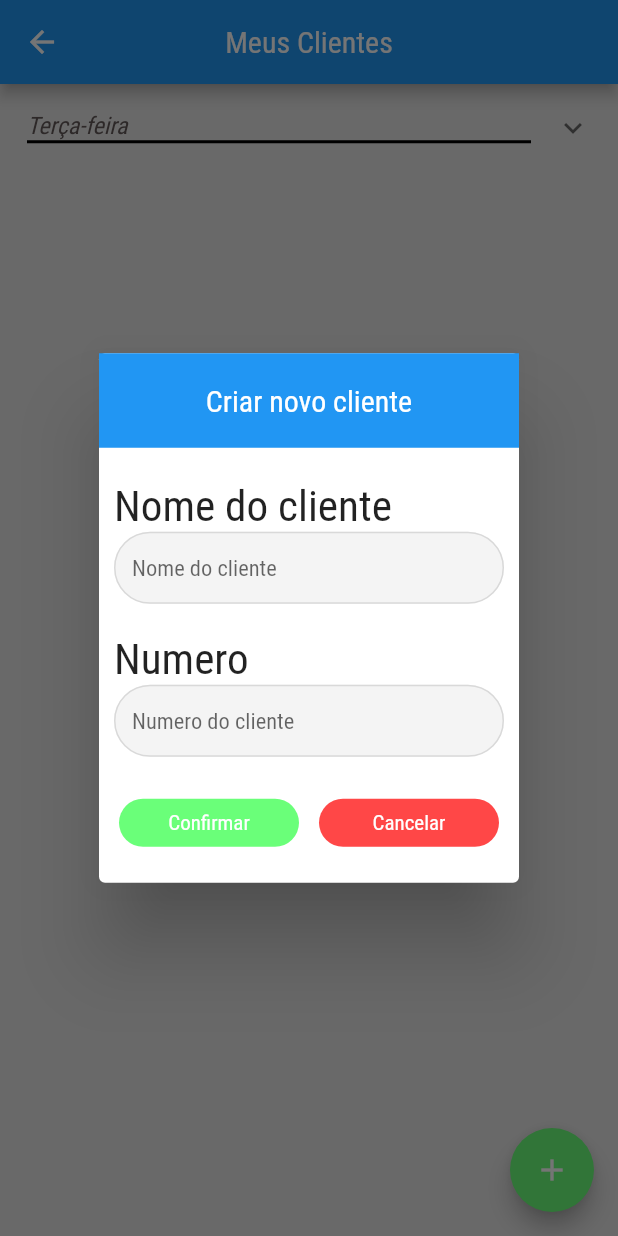
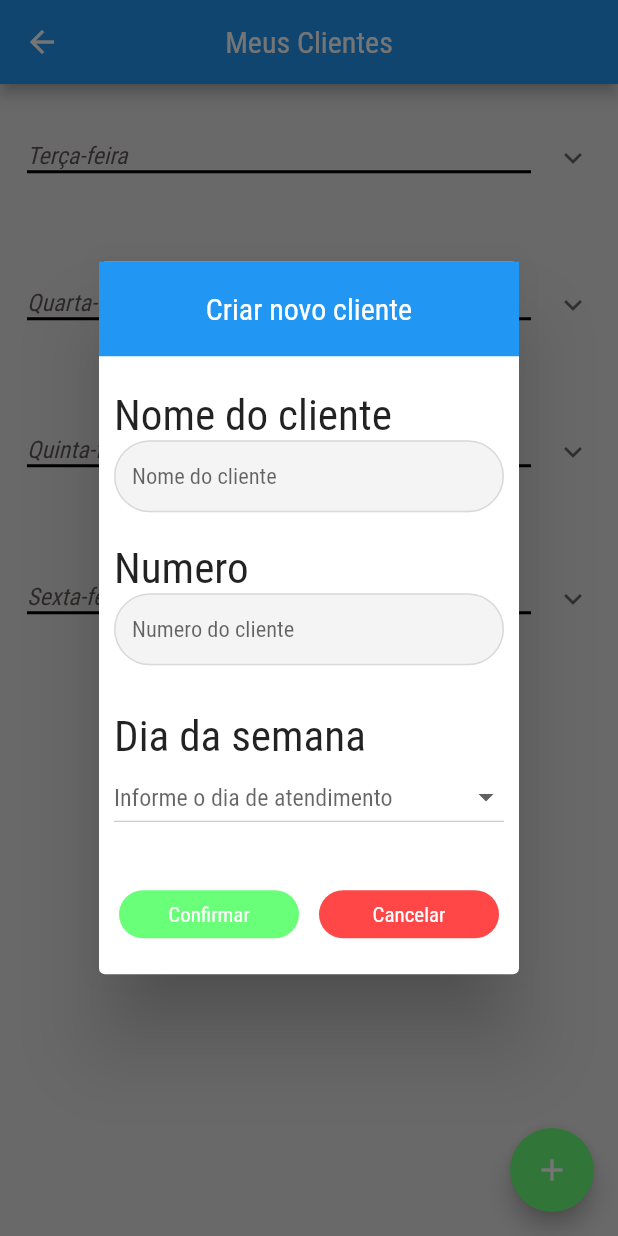
Before and after one commit to JonatasMSS/ControleEstoqueApp, a Flutter app: the ClientesPage screen opened by its route, after a tap on the "add" icon, on a phone screen of 412 x 824 dp. Run offline on Flutter 3.47's test engine with Material 2 defaults, Android fonts, the phone set to English and light mode, and no system bars; our stand-ins replace flutter_svg, get.

Commit message:
Tela Cliente finalizada!

```diff
--- /dev/null
+++ b/lib/components/DropDownInputC/DropDownInputC.dart
@@ -0,0 +1,61 @@
+// ignore_for_file: public_member_api_docs, sort_constructors_first
+import 'package:flutter/material.dart';
+import 'package:flutter/src/widgets/container.dart';
+import 'package:flutter/src/widgets/framework.dart';
+
+class DropDownInputC extends StatefulWidget {
+  final String? dataController;
+  final Function(String?)? onDataChange;
+  const DropDownInputC({
+    Key? key,
+    this.dataController,
+    this.onDataChange,
+  }) : super(key: key);
+
+  @override
+  State<DropDownInputC> createState() => _DropDownInputCState();
+}
+
+class _DropDownInputCState extends State<DropDownInputC> {
+  @override
+  Widget build(BuildContext context) {
+    return Container(
+      margin: const EdgeInsets.symmetric(horizontal: 10),
+      child: Column(
+        crossAxisAlignment: CrossAxisAlignment.start,
+        children: [
+          const Text(
+            "Dia da semana",
+            textScaleFactor: 1.8,
+          ),
+          DropdownButton<String>(
+            isExpanded: true,
+            value: widget.dataController,
+
+            // isDense: true,
+            hint: const Text('Informe o dia de atendimento'),
+            items: const [
+              DropdownMenuItem(
+                value: 'terca',
+                child: Text('Terça'),
+              ),
+              DropdownMenuItem(
+                value: 'quarta',
+                child: Text('Quarta'),
+              ),
+              DropdownMenuItem(
+                value: 'quinta',
+                child: Text('Quinta'),
+              ),
+              DropdownMenuItem(
+                value: 'sexta',
+                child: Text('Sexta'),
+              ),
+            ],
+            onChanged: widget.onDataChange,
+          ),
+        ],
+      ),
+    );
+  }
+}
--- a/lib/pages/ClientesPage/ClientesPage.dart
+++ b/lib/pages/ClientesPage/ClientesPage.dart
@@ -3,6 +3,7 @@ import 'package:flutter/src/widgets/container.dart';
 import 'package:flutter/src/widgets/framework.dart';
 import 'package:genilson_app/components/ClientComponent/ClientComponent.dart';
 import 'package:genilson_app/components/DataByDay/DataByDay.dart';
+import 'package:genilson_app/components/DropDownInputC/DropDownInputC.dart';
 import 'package:genilson_app/components/InputFormComponent/InputFormComponent.dart';
 import 'package:genilson_app/components/NavBar/NavBarComponent.dart';
 import 'package:genilson_app/components/SimpleButtonC/SimpleButtonC.dart';
@@ -16,6 +17,7 @@ class ClientesPage extends StatelessWidget {
         floatingActionButton: FloatingActionButton(
           backgroundColor: const Color(0xFF6AFF79),
           onPressed: () => showDialog(
+              barrierDismissible: false,
               context: context,
               builder: (context) {
                 return const ClientDialogAdd();
@@ -27,20 +29,59 @@ class ClientesPage extends StatelessWidget {
         body: SingleChildScrollView(
           child: Column(
             children: const [
+              SizedBox(
+                height: 20,
+              ),
               DataByDay(
                 title: 'Terça-feira',
                 dataChildrens: [
                   ClientComponent(),
                 ],
-              )
+              ),
+              SizedBox(
+                height: 40,
+              ),
+              DataByDay(
+                title: 'Quarta-feira',
+                dataChildrens: [],
+              ),
+              SizedBox(
+                height: 40,
+              ),
+              DataByDay(
+                title: 'Quinta-feira',
+                dataChildrens: [],
+              ),
+              SizedBox(
+                height: 40,
+              ),
+              DataByDay(
+                title: 'Sexta-feira',
+                dataChildrens: [],
+              ),
+              SizedBox(
+                height: 40,
+              ),
             ],
           ),
         ));
   }
 }
 
-class ClientDialogAdd extends StatelessWidget {
+class ClientDialogAdd extends StatefulWidget {
   const ClientDialogAdd({super.key});
+
+  @override
+  State<ClientDialogAdd> createState() => _ClientDialogAddState();
+}
+
+class _ClientDialogAddState extends State<ClientDialogAdd> {
+  String? _dateData;
+  void hChangeDateData(String? value) {
+    setState(() {
+      _dateData = value;
+    });
+  }
 
   @override
   Widget build(BuildContext context) {
@@ -75,17 +116,26 @@ class ClientDialogAdd extends StatelessWidget {
           type: TextInputType.number,
         ),
         const SizedBox(
-          height: 20,
+          height: 30,
+        ),
+        DropDownInputC(
+          dataController: _dateData,
+          onDataChange: hChangeDateData,
+        ),
+        const SizedBox(
+          height: 30,
         ),
         Row(
           mainAxisAlignment: MainAxisAlignment.spaceEvenly,
-          children: const [
+          children: [
             SimpleButtonC(
               primary: true,
               text: 'Confirmar',
+              onClick: () => Navigator.pop(context),
             ),
             SimpleButtonC(
               text: 'Cancelar',
+              onClick: () => Navigator.pop(context),
             )
           ],
         ),
```
